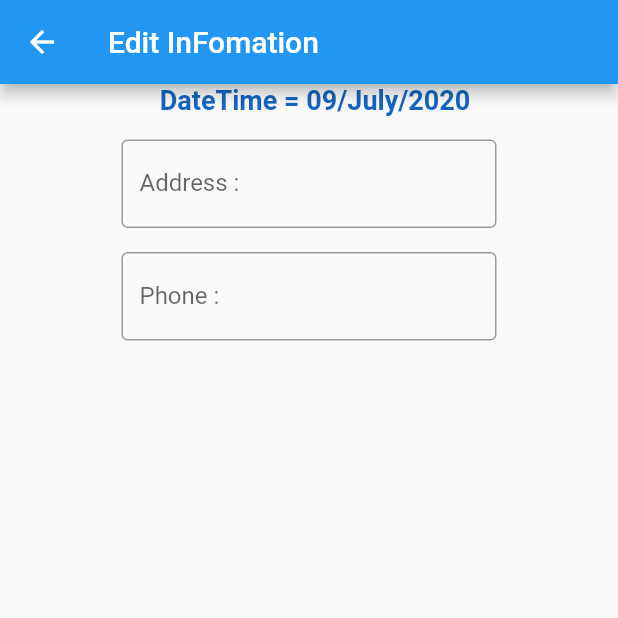
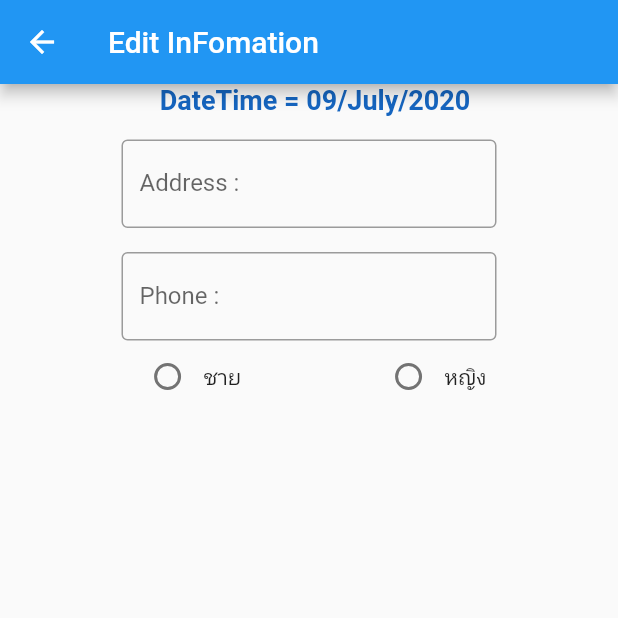
Before and after one commit to masterUNG/UngRciV2, a Flutter app: the EditInfoShop screen opened directly, on a phone screen of 412 x 824 dp, the top half of it. Run offline on Flutter 3.47's test engine with Material 2 defaults, Android fonts, the phone set to English and light mode, and no system bars; our stand-ins replace dio, shared_preferences; accounts and stored records are empty; statements that could not run were skipped.

Commit message:
update 9.33

```diff
--- a/lib/page/edit_info_shop.dart
+++ b/lib/page/edit_info_shop.dart
@@ -48,9 +48,53 @@ class _EditInfoShopState extends State<EditInfoShop> {
             showDate(),
             addressForm(),
             phoneForm(),
+            genderGroup(),
           ],
         ),
       ),
+    );
+  }
+
+  Container genderGroup() => Container(
+        child: Row(mainAxisAlignment: MainAxisAlignment.spaceEvenly,
+          children: <Widget>[
+            mailRadio(),
+            feMaleRadio(),
+          ],
+        ),
+      );
+
+  Row mailRadio() {
+    return Row(
+      children: <Widget>[
+        Radio(
+          value: 'Male',
+          groupValue: gender,
+          onChanged: (value) {
+            setState(() {
+              gender = value;
+            });
+          },
+        ),
+        Text('ชาย'),
+      ],
+    );
+  }
+
+  Row feMaleRadio() {
+    return Row(
+      children: <Widget>[
+        Radio(
+          value: 'Female',
+          groupValue: gender,
+          onChanged: (value) {
+            setState(() {
+              gender = value;
+            });
+          },
+        ),
+        Text('หญิง'),
+      ],
     );
   }
 
```
